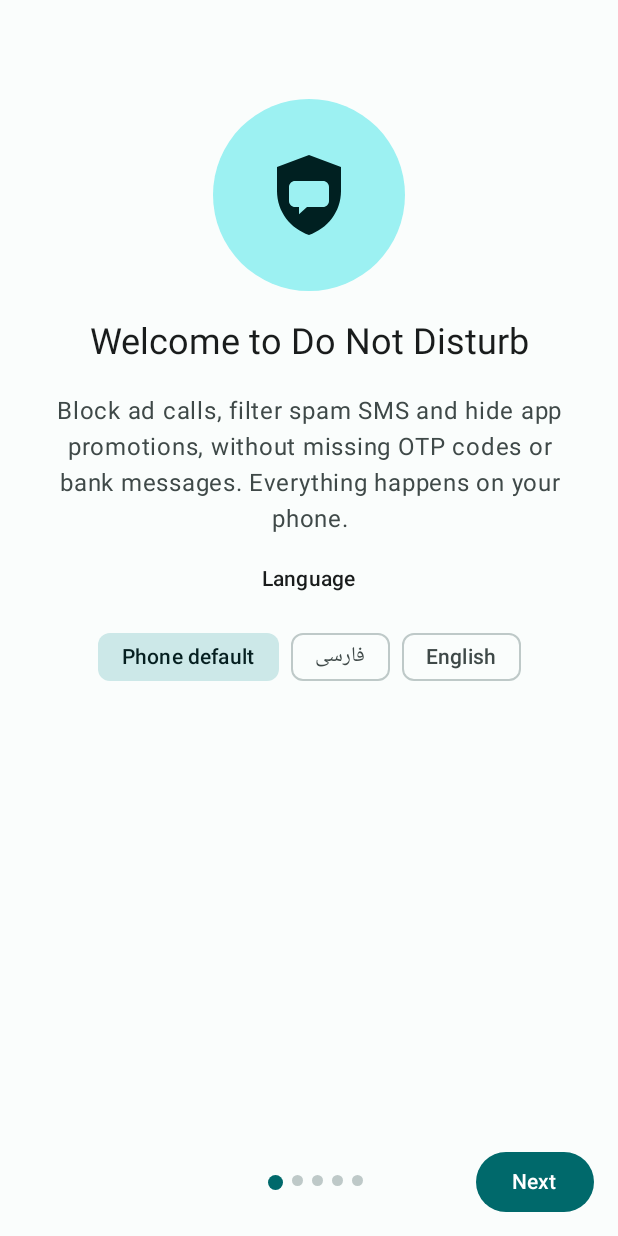
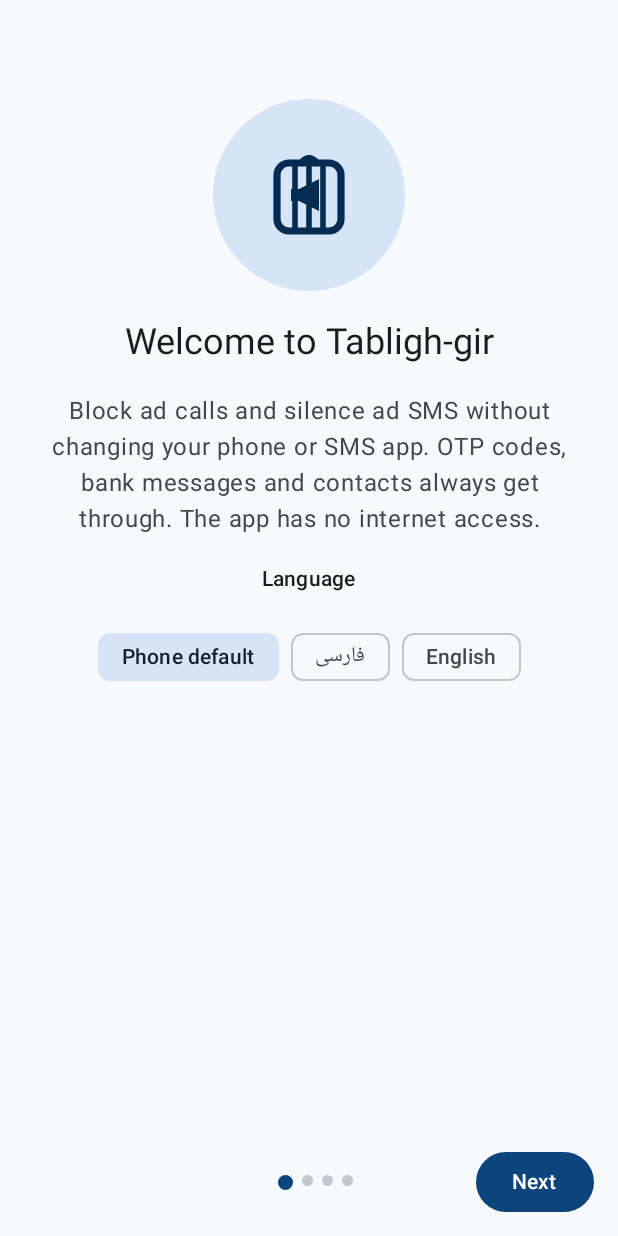
Before and after one commit to alistp27/do-not-disturb, an Android app built with Jetpack Compose: the screen it shows after launch (MainActivity), on a phone screen of 412 x 824 dp. Run offline under Robolectric (Android 15) with nearby library versions, the phone set to English and light mode, and no system bars.

Commit message:
Rebrand to Tabligh-gir with gatekeeper mode by default
- New app ID ir.tablighgir.app, name, cage icon and navy/amber theme
- Gatekeeper: silences ad SMS notifications from the user's own SMS app
- Full mode (default SMS app) is now optional in Settings
- Donation link, privacy policy, and a CI check that forbids INTERNET

Co-Authored-By: Claude Opus 5.5 <noreply@anthropic.com>

```diff
--- a/app/build.gradle.kts
+++ b/app/build.gradle.kts
@@ -13,12 +13,12 @@ android {
     compileSdk = 35
 
     defaultConfig {
-        applicationId = "com.dnd.blocker"
+        applicationId = "ir.tablighgir.app"
         minSdk = 29
         targetSdk = 35
         // The Release workflow passes these from the git tag and run number.
         versionCode = (project.findProperty("versionCode") as String?)?.toInt() ?: 1
-        versionName = (project.findProperty("versionName") as String?) ?: "0.1.0"
+        versionName = (project.findProperty("versionName") as String?) ?: "1.0.0"
     }
 
     signingConfigs {
--- a/app/src/main/AndroidManifest.xml
+++ b/app/src/main/AndroidManifest.xml
@@ -102,7 +102,7 @@
         <service
             android:name=".PromoNotificationListener"
             android:exported="true"
-            android:label="Promo notification blocker"
+            android:label="@string/listener_label"
             android:permission="android.permission.BIND_NOTIFICATION_LISTENER_SERVICE">
             <intent-filter>
                 <action android:name="android.service.notification.NotificationListenerService" />
--- a/app/src/main/java/com/dnd/blocker/MainActivity.kt
+++ b/app/src/main/java/com/dnd/blocker/MainActivity.kt
@@ -97,34 +97,37 @@ class MainActivity : ComponentActivity() {
 
 // ---------------- Theme ----------------
 
+// Brand: navy (trust, the cage) and amber (the caught ad).
 private val LightColors = lightColorScheme(
-    primary = Color(0xFF00696B), onPrimary = Color.White,
-    primaryContainer = Color(0xFF9CF1F2), onPrimaryContainer = Color(0xFF002021),
-    secondary = Color(0xFF4A6363), onSecondary = Color.White,
-    secondaryContainer = Color(0xFFCCE8E8), onSecondaryContainer = Color(0xFF051F20),
-    tertiary = Color(0xFF4B607C), onTertiary = Color.White,
-    background = Color(0xFFFAFDFC), onBackground = Color(0xFF191C1C),
-    surface = Color(0xFFFAFDFC), onSurface = Color(0xFF191C1C),
-    surfaceVariant = Color(0xFFDAE5E4), onSurfaceVariant = Color(0xFF3F4948),
-    surfaceContainerLowest = Color.White, surfaceContainerLow = Color(0xFFF4F8F7),
-    surfaceContainer = Color(0xFFEEF2F1), surfaceContainerHigh = Color(0xFFE8ECEB),
-    surfaceContainerHighest = Color(0xFFE2E6E5),
-    outline = Color(0xFF6F7979), outlineVariant = Color(0xFFBEC9C8),
+    primary = Color(0xFF0C447C), onPrimary = Color.White,
+    primaryContainer = Color(0xFFD6E4F7), onPrimaryContainer = Color(0xFF042C53),
+    secondary = Color(0xFF535F70), onSecondary = Color.White,
+    secondaryContainer = Color(0xFFD7E3F7), onSecondaryContainer = Color(0xFF101C2B),
+    tertiary = Color(0xFF8A5100), onTertiary = Color.White,
+    tertiaryContainer = Color(0xFFFFDDB5), onTertiaryContainer = Color(0xFF2B1700),
+    background = Color(0xFFF8F9FC), onBackground = Color(0xFF191C20),
+    surface = Color(0xFFF8F9FC), onSurface = Color(0xFF191C20),
+    surfaceVariant = Color(0xFFDFE2EB), onSurfaceVariant = Color(0xFF43474E),
+    surfaceContainerLowest = Color.White, surfaceContainerLow = Color(0xFFF2F3F7),
+    surfaceContainer = Color(0xFFECEEF2), surfaceContainerHigh = Color(0xFFE6E8EC),
+    surfaceContainerHighest = Color(0xFFE1E2E6),
+    outline = Color(0xFF73777F), outlineVariant = Color(0xFFC3C6CF),
 )
 
 private val DarkColors = darkColorScheme(
-    primary = Color(0xFF80D4D5), onPrimary = Color(0xFF003738),
-    primaryContainer = Color(0xFF004F51), onPrimaryContainer = Color(0xFF9CF1F2),
-    secondary = Color(0xFFB0CCCB), onSecondary = Color(0xFF1B3435),
-    secondaryContainer = Color(0xFF324B4B), onSecondaryContainer = Color(0xFFCCE8E8),
-    tertiary = Color(0xFFB3C8E8), onTertiary = Color(0xFF1C314B),
-    background = Color(0xFF191C1C), onBackground = Color(0xFFE0E3E2),
-    surface = Color(0xFF191C1C), onSurface = Color(0xFFE0E3E2),
-    surfaceVariant = Color(0xFF3F4948), onSurfaceVariant = Color(0xFFBEC9C8),
-    surfaceContainerLowest = Color(0xFF0F1414), surfaceContainerLow = Color(0xFF1E2424),
-    surfaceContainer = Color(0xFF252B2B), surfaceContainerHigh = Color(0xFF2F3636),
-    surfaceContainerHighest = Color(0xFF3A4141),
-    outline = Color(0xFF899392), outlineVariant = Color(0xFF3F4948),
+    primary = Color(0xFFA6C8FF), onPrimary = Color(0xFF003061),
+    primaryContainer = Color(0xFF0C447C), onPrimaryContainer = Color(0xFFD6E4FF),
+    secondary = Color(0xFFBBC7DB), onSecondary = Color(0xFF253140),
+    secondaryContainer = Color(0xFF3B4858), onSecondaryContainer = Color(0xFFD7E3F7),
+    tertiary = Color(0xFFFFB95C), onTertiary = Color(0xFF482900),
+    tertiaryContainer = Color(0xFF6A3C00), onTertiaryContainer = Color(0xFFFFDDB5),
+    background = Color(0xFF0F141B), onBackground = Color(0xFFE1E2E8),
+    surface = Color(0xFF0F141B), onSurface = Color(0xFFE1E2E8),
+    surfaceVariant = Color(0xFF43474E), onSurfaceVariant = Color(0xFFC3C6CF),
+    surfaceContainerLowest = Color(0xFF0A0E14), surfaceContainerLow = Color(0xFF171C23),
+    surfaceContainer = Color(0xFF1B2027), surfaceContainerHigh = Color(0xFF252A32),
+    surfaceContainerHighest = Color(0xFF30353D),
+    outline = Color(0xFF8D9199), outlineVariant = Color(0xFF43474E),
 )
 
 @Composable
@@ -145,12 +148,15 @@ fun AppTheme(mode: String, content: @Composable () -> Unit) {
 
 // ---------------- Shared helpers ----------------
 
-fun runtimePermissions(): Array<String> = buildList {
+/** Gatekeeper mode needs only contacts (to never touch their messages) and notifications. SMS permissions are for full mode. */
+fun runtimePermissions(fullMode: Boolean): Array<String> = buildList {
     add(Manifest.permission.READ_CONTACTS)
-    add(Manifest.permission.READ_SMS)
-    add(Manifest.permission.SEND_SMS)
-    add(Manifest.permission.RECEIVE_SMS)
-    add(Manifest.permission.RECEIVE_MMS)
+    if (fullMode) {
+        add(Manifest.permission.READ_SMS)
+        add(Manifest.permission.SEND_SMS)
+        add(Manifest.permission.RECEIVE_SMS)
+        add(Manifest.permission.RECEIVE_MMS)
+    }
     if (Build.VERSION.SDK_INT >= 33) add(Manifest.permission.POST_NOTIFICATIONS)
 }.toTypedArray()
 
@@ -219,7 +225,7 @@ private fun Onboarding(onDone: () -> Unit) {
     var step by rememberSaveable { mutableIntStateOf(0) }
     var refresh by remember { mutableIntStateOf(0) }
     val resume = rememberResumeTick()
-    val lastStep = 4
+    val lastStep = 3
 
     val permLauncher = rememberLauncherForActivityResult(
         ActivityResultContracts.RequestMultiplePermissions()
@@ -228,7 +234,6 @@ private fun Onboarding(onDone: () -> Unit) {
         ActivityResultContracts.StartActivityForResult()
     ) { refresh++ }
 
-    val smsHeld = remember(resume, refresh) { Roles.held(ctx, RoleManager.ROLE_SMS) }
     val callHeld = remember(resume, refresh) { Roles.held(ctx, RoleManager.ROLE_CALL_SCREENING) }
     val notifHeld = remember(resume, refresh) { AppRules.accessGranted(ctx) }
 
@@ -252,7 +257,7 @@ private fun Onboarding(onDone: () -> Unit) {
                 Spacer(Modifier.weight(1f))
                 Button(onClick = {
                     when (step) {
-                        0 -> permLauncher.launch(runtimePermissions())
+                        0 -> permLauncher.launch(runtimePermissions(fullMode = false))
                         lastStep -> onDone()
                         else -> step++
                     }
@@ -275,15 +280,11 @@ private fun Onboarding(onDone: () -> Unit) {
                     LanguagePicker()
                 }
                 1 -> {
-                    OnboardingHeader(R.drawable.ic_sms_filter, R.string.onb_sms_title, R.string.onb_sms_body)
-                    RoleAction(smsHeld, R.string.make_default) { requestRole(RoleManager.ROLE_SMS) }
-                }
-                2 -> {
                     OnboardingHeader(R.drawable.ic_call_block, R.string.onb_call_title, R.string.onb_call_body)
                     RoleAction(callHeld, R.string.enable) { requestRole(RoleManager.ROLE_CALL_SCREENING) }
                 }
-                3 -> {
-                    OnboardingHeader(R.drawable.ic_bell_off, R.string.onb_notif_title, R.string.onb_notif_body)
+                2 -> {
+                    OnboardingHeader(R.drawable.ic_sms_filter, R.string.onb_sms_title, R.string.onb_sms_body)
                     RoleAction(notifHeld, R.string.allow_access) { AppRules.openAccessSettings(ctx) }
                 }
                 else -> OnboardingHeader(R.drawable.ic_check_circle, R.string.onb_done_title, R.string.onb_done_body)
@@ -348,6 +349,11 @@ fun App(prefillTo: String?, startTab: Int, onPrefillConsumed: () -> Unit) {
     var showNew by remember { mutableStateOf(false) }
     val names = remember { NameCache(ctx) }
     val version = refresh + rememberProviderChanges()
+    val resume = rememberResumeTick()
+    val fullMode = remember(refresh, resume) { Roles.held(ctx, RoleManager.ROLE_SMS) }
+    // Tab keys stay fixed (notifications open tabs by key); Messages only exists in full mode.
+    val tabs = if (fullMode) listOf(0, 1, 2, 3, 4) else listOf(1, 2, 3, 4)
+    if (tab !in tabs) tab = 1
 
     LaunchedEffect(startTab) { tab = startTab; openThread = null }
 
@@ -358,8 +364,8 @@ fun App(prefillTo: String?, startTab: Int, onPrefillConsumed: () -> Unit) {
         ActivityResultContracts.StartActivityForResult()
     ) { refresh++ }
 
-    LaunchedEffect(Unit) {
-        val missing = runtimePermissions().filter { !ctx.hasPermission(it) }
+    LaunchedEffect(fullMode) {
+        val missing = runtimePermissions(fullMode).filter { !ctx.hasPermission(it) }
         if (missing.isNotEmpty()) permLauncher.launch(missing.toTypedArray())
     }
     LaunchedEffect(prefillTo) {
@@ -384,10 +390,11 @@ fun App(prefillTo: String?, startTab: Int, onPrefillConsumed: () -> Unit) {
             stringResource(R.string.tab_calls), stringResource(R.string.tab_apps),
             stringResource(R.string.tab_settings),
         )
+        val title = titles[tab]
         Scaffold(
             topBar = {
                 TopAppBar(
-                    title = { Text(titles[tab]) },
+                    title = { Text(title) },
                     actions = {
                         IconButton(onClick = { refresh++ }) {
                             Icon(Icons.Default.Refresh, stringResource(R.string.refresh))
@@ -397,7 +404,8 @@ fun App(prefillTo: String?, startTab: Int, onPrefillConsumed: () -> Unit) {
             },
             bottomBar = {
                 NavigationBar {
-                    titles.forEachIndexed { i, t ->
+                    tabs.forEach { i ->
+                        val t = titles[i]
                         NavigationBarItem(
                             selected = tab == i, onClick = { tab = i; refresh++ },
                             icon = { TabIcon(i, t) }, label = { Text(t, maxLines = 1) }
--- a/app/src/main/java/com/dnd/blocker/PromoNotificationListener.kt
+++ b/app/src/main/java/com/dnd/blocker/PromoNotificationListener.kt
@@ -21,6 +21,10 @@ class PromoNotificationListener : NotificationListenerService() {
 
     override fun onNotificationPosted(sbn: StatusBarNotification) {
         if (sbn.packageName == packageName) return
+        if (SmsGate.applies(this, sbn.packageName)) {
+            SmsGate.onPosted(this, sbn) { key -> cancelNotification(key) }
+            return
+        }
         val mode = AppRules.mode(this, sbn.packageName) ?: return
         val n = sbn.notification ?: return
         val extras = n.extras
--- a/app/src/main/res/drawable/ic_shield.xml
+++ b/app/src/main/res/drawable/ic_shield.xml
@@ -1,6 +1,10 @@
+<!-- Cage-and-megaphone glyph. -->
 <vector xmlns:android="http://schemas.android.com/apk/res/android"
     android:width="24dp" android:height="24dp"
     android:viewportWidth="24" android:viewportHeight="24">
-    <path android:fillColor="#000000" android:fillType="evenOdd"
-        android:pathData="M12,2 L20,5 V11 C20,16.2 16.6,20.4 12,22 C7.4,20.4 4,16.2 4,11 V5 Z M8.5,8.5 H15.5 A1.5,1.5 0 0 1 17,10 V13.5 A1.5,1.5 0 0 1 15.5,15 H11.5 L9.5,16.8 V15 H8.5 A1.5,1.5 0 0 1 7,13.5 V10 A1.5,1.5 0 0 1 8.5,8.5 Z" />
+    <path android:fillColor="#000000" android:pathData="M7.5,10.5 H9.5 L14.5,8 V16 L9.5,13.5 H7.5 Z" />
+    <path android:strokeColor="#000000" android:strokeWidth="1.6" android:strokeLineCap="round" android:pathData="M10,4 Q12,1.6 14,4" />
+    <path android:strokeColor="#000000" android:strokeWidth="1.8"
+        android:pathData="M7,4 H17 A3,3 0 0 1 20,7 V18 A3,3 0 0 1 17,21 H7 A3,3 0 0 1 4,18 V7 A3,3 0 0 1 7,4 Z" />
+    <path android:strokeColor="#000000" android:strokeWidth="1.4" android:pathData="M8.5,4.5 V20.5 M12,4 V21 M15.5,4.5 V20.5" />
 </vector>
--- a/app/src/main/res/drawable/ic_stat_notify.xml
+++ b/app/src/main/res/drawable/ic_stat_notify.xml
@@ -1,7 +1,10 @@
-<!-- Status bar icon: white silhouette shield with a bubble cut out. -->
+<!-- Cage-and-megaphone glyph. -->
 <vector xmlns:android="http://schemas.android.com/apk/res/android"
     android:width="24dp" android:height="24dp"
     android:viewportWidth="24" android:viewportHeight="24">
-    <path android:fillColor="#FFFFFF" android:fillType="evenOdd"
-        android:pathData="M12,2 L20,5 V11 C20,16.2 16.6,20.4 12,22 C7.4,20.4 4,16.2 4,11 V5 Z M8.5,8.5 H15.5 A1.5,1.5 0 0 1 17,10 V13.5 A1.5,1.5 0 0 1 15.5,15 H11.5 L9.5,16.8 V15 H8.5 A1.5,1.5 0 0 1 7,13.5 V10 A1.5,1.5 0 0 1 8.5,8.5 Z" />
+    <path android:fillColor="#FFFFFF" android:pathData="M7.5,10.5 H9.5 L14.5,8 V16 L9.5,13.5 H7.5 Z" />
+    <path android:strokeColor="#FFFFFF" android:strokeWidth="1.6" android:strokeLineCap="round" android:pathData="M10,4 Q12,1.6 14,4" />
+    <path android:strokeColor="#FFFFFF" android:strokeWidth="1.8"
+        android:pathData="M7,4 H17 A3,3 0 0 1 20,7 V18 A3,3 0 0 1 17,21 H7 A3,3 0 0 1 4,18 V7 A3,3 0 0 1 7,4 Z" />
+    <path android:strokeColor="#FFFFFF" android:strokeWidth="1.4" android:pathData="M8.5,4.5 V20.5 M12,4 V21 M15.5,4.5 V20.5" />
 </vector>
--- a/app/src/main/res/values/colors.xml
+++ b/app/src/main/res/values/colors.xml
@@ -1,6 +1,6 @@
 <?xml version="1.0" encoding="utf-8"?>
 <resources>
-    <color name="brand">#00696B</color>
-    <color name="brand_dark_bg">#191C1C</color>
-    <color name="light_bg">#FAFDFC</color>
+    <color name="brand">#042C53</color>
+    <color name="brand_dark_bg">#0F141B</color>
+    <color name="light_bg">#F8F9FC</color>
 </resources>
--- a/app/src/main/res/values/strings.xml
+++ b/app/src/main/res/values/strings.xml
@@ -1,10 +1,10 @@
 <?xml version="1.0" encoding="utf-8"?>
 <resources>
-    <string name="app_name">Do Not Disturb</string>
+    <string name="app_name">Tabligh-gir</string>
 
     <!-- Tabs and common -->
     <string name="tab_messages">Messages</string>
-    <string name="tab_filtered">Filtered</string>
+    <string name="tab_filtered">Ads</string>
     <string name="tab_calls">Calls</string>
     <string name="tab_apps">Apps</string>
     <string name="tab_settings">Settings</string>
@@ -53,10 +53,10 @@
     <string name="delete_needs_default">Make this your default SMS app to delete conversations.</string>
 
     <!-- Filtered -->
-    <string name="filtered_count">%1$d filtered</string>
+    <string name="filtered_count">%1$d ads caught</string>
     <string name="delete_all">Delete all</string>
-    <string name="nothing_filtered">Nothing filtered yet</string>
-    <string name="not_spam">Not spam</string>
+    <string name="nothing_filtered">No ads caught yet</string>
+    <string name="not_spam">Not an ad</string>
     <string name="spam">Spam</string>
     <string name="block_sender">Block sender</string>
     <string name="verdict_spam">Spam</string>
@@ -94,7 +94,7 @@
     <string name="reset_title">Reset learning?</string>
     <string name="reset_body">It forgets everything you taught it. Your messages and block lists are kept.</string>
     <string name="reset">Reset</string>
-    <string name="settings_footer">SMS and MMS from contacts, OTP codes and bank messages go to Messages. Ads and unknown senders go to Filtered, where nothing is lost.</string>
+    <string name="settings_footer">Messages from contacts, OTP codes and bank messages are never touched. This app has no internet access, so nothing ever leaves your phone.</string>
     <string name="appearance">Appearance</string>
     <string name="language">Language</string>
     <string name="lang_system">Phone default</string>
@@ -122,7 +122,7 @@
 
     <!-- Notifications -->
     <string name="channel_messages">Messages</string>
-    <string name="channel_filtered">Filtered messages</string>
+    <string name="channel_filtered">Caught ads</string>
     <string name="notif_filtered_title">%1$d messages filtered</string>
     <string name="notif_filtered_text">Tap to review them</string>
 
@@ -130,14 +130,26 @@
     <string name="onb_next">Next</string>
     <string name="onb_skip">Skip</string>
     <string name="onb_start">Start</string>
-    <string name="onb_welcome_title">Welcome to Do Not Disturb</string>
-    <string name="onb_welcome_body">Block ad calls, filter spam SMS and hide app promotions, without missing OTP codes or bank messages. Everything happens on your phone.</string>
-    <string name="onb_sms_title">Filter spam SMS</string>
-    <string name="onb_sms_body">Make this app your default SMS app. Messages from contacts, OTP codes and bank SMS always reach you. Ads and unknown senders go to Filtered, where you can review them.</string>
+    <string name="onb_welcome_title">Welcome to Tabligh-gir</string>
+    <string name="onb_welcome_body">Block ad calls and silence ad SMS without changing your phone or SMS app. OTP codes, bank messages and contacts always get through. The app has no internet access.</string>
+    <string name="onb_sms_title">Silence ad SMS</string>
+    <string name="onb_sms_body">Allow notification access. When your SMS app shows an ad, Tabligh-gir removes the notification quietly. The message stays in your SMS app, but it won\'t disturb you. You can also hide ads from other apps in the Apps tab.</string>
     <string name="onb_call_title">Block ad calls</string>
-    <string name="onb_call_body">Allow call screening to reject calls from 0940, 0941 and 0942 before your phone rings. Your contacts are never blocked.</string>
+    <string name="onb_call_body">Allow call screening to reject calls from 0940, 0941 and 0942 before your phone rings. Your phone app stays the same, and your contacts are never blocked.</string>
     <string name="onb_notif_title">Hide app promotions</string>
     <string name="onb_notif_body">Optional. Allow notification access, then choose apps in the Apps tab whose ads should be hidden.</string>
     <string name="onb_done_title">You\'re all set</string>
-    <string name="onb_done_body">You can change any of this later in Settings.</string>
+    <string name="onb_done_body">Want ads gone from your inbox too? Turn on Full mode in Settings.</string>
+    <string name="gate_note">These ads are still in your SMS app; their notifications were silenced.</string>
+    <string name="notif_access">Notification access (silences ad SMS)</string>
+    <string name="full_mode">Full mode</string>
+    <string name="full_mode_body">Make Tabligh-gir your SMS app so ads never reach your inbox. You\'ll read and send messages here instead.</string>
+    <string name="full_mode_on">Full mode is on. Ads go to the Ads tab instead of your inbox.</string>
+    <string name="turn_on">Turn on</string>
+    <string name="turn_off">Turn off</string>
+    <string name="support">Support us</string>
+    <string name="support_body">Tabligh-gir is free, has no ads and no internet access. If it helps you, you can support its development.</string>
+    <string name="donate">Support on Hamibash</string>
+    <string name="privacy_note">No internet permission: this app cannot send anything anywhere.</string>
+    <string name="listener_label">Tabligh-gir ad blocker</string>
 </resources>
```
Also changed, not shown: app/src/main/java/com/dnd/blocker/Db.kt (+11 -6 lines), app/src/main/java/com/dnd/blocker/Platform.kt (+30 -0 lines), app/src/main/java/com/dnd/blocker/Screens.kt (+34 -3 lines), app/src/main/java/com/dnd/blocker/SmsGate.kt (added, +80 -0 lines), app/src/main/res/drawable/ic_launcher_foreground.xml (+14 -7 lines), app/src/main/res/drawable/ic_launcher_monochrome.xml (+9 -2 lines), 5 other files.
